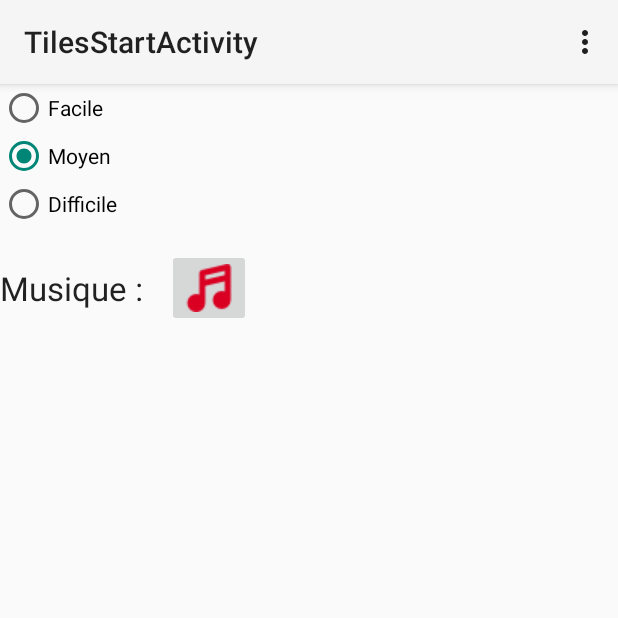
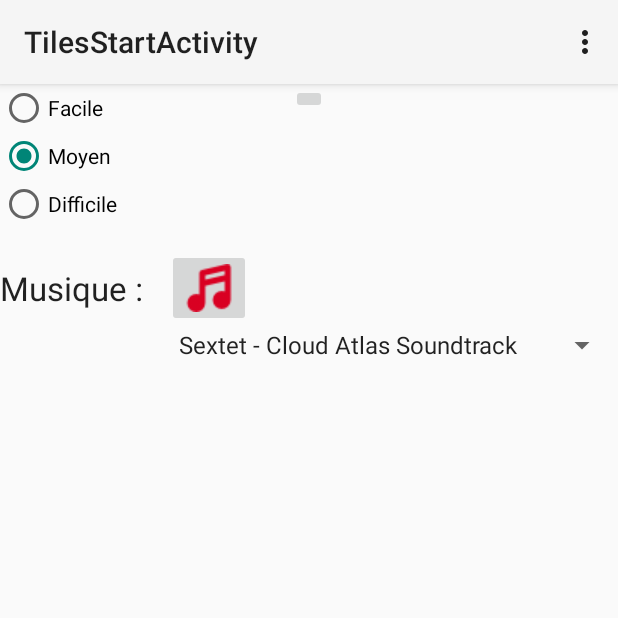
Before and after one commit to Jak-p/SuperPianoTiles, an Android app: the screen it shows after launch (TilesStartActivity), in the options menu, after a tap on "Settings", on a phone screen of 412 x 824 dp, the top half of it. Run offline under Robolectric (Android 15) with nearby library versions, the phone set to English and light mode, and no system bars.

Commit message:
ajout d'une playlist dans settings (pas entièrement finie)

```diff
--- a/app/src/main/java/fr/ups/sim/superpianotiles/TilesStartActivity.java
+++ b/app/src/main/java/fr/ups/sim/superpianotiles/TilesStartActivity.java
@@ -9,9 +9,10 @@ import android.view.Menu;
 import android.view.MenuItem;
 import android.view.MotionEvent;
 import android.view.View;
-import android.widget.Button;
+import android.widget.AdapterView;
 import android.widget.ImageButton;
 import android.widget.RadioGroup;
+import android.widget.Spinner;
 import android.widget.TextView;
 
 import java.util.Timer;
@@ -20,7 +21,6 @@ import java.util.TimerTask;
 import fr.ups.sim.superpianotiles.events.TileAdapter;
 import fr.ups.sim.superpianotiles.events.TileCounter;
 import fr.ups.sim.superpianotiles.events.TileEvent;
-import fr.ups.sim.superpianotiles.events.TileListener;
 
 public class TilesStartActivity extends Activity {
 
@@ -66,7 +66,7 @@ public class TilesStartActivity extends Activity {
     public void createGame(Difficulte difficulte) {
         setContentView(R.layout.activity_tiles_start);
 
-        music = MediaPlayer.create(this,R.raw.music);
+        music = MediaPlayer.create(this,R.raw.cloud_atlas);
         music.start();
         this.game = new PianoTiles();
         this.game.setDifficulte(difficulte);
@@ -209,12 +209,11 @@ public class TilesStartActivity extends Activity {
                 @Override
                 public void onClick(View v) {
 
-                    if(sound.getTag() == "music"){
+                    if (sound.getTag() == "music") {
                         music.pause();
                         sound.setImageResource(R.drawable.mute);
                         sound.setTag("mute");
-                    }
-                    else {
+                    } else {
                         music.start();
                         sound.setImageResource(R.drawable.music);
                         sound.setTag("music");
@@ -222,6 +221,37 @@ public class TilesStartActivity extends Activity {
                 }
             });
 
+            final Spinner playlist = (Spinner)findViewById(R.id.musicChoice);
+            playlist.setOnItemSelectedListener(new AdapterView.OnItemSelectedListener() {
+                @Override
+                public void onItemSelected(AdapterView<?> parent, View view, int position, long id) {
+                    music.stop();
+                    switch (playlist.getSelectedItem().toString()){
+                        case("Sextet - Cloud Atlas Soundtrack"):
+                            music = MediaPlayer.create(TilesStartActivity.this,R.raw.cloud_atlas);
+                            break;
+                        case("Let it Be - Beatles"):/* music.selectTrack(R.raw.beatles);*/
+                            music = MediaPlayer.create(TilesStartActivity.this,R.raw.beatles);
+                            break;
+                        case("Obstacles - Syd Matters"):/* music.selectTrack(R.raw.obstacles);*/
+                            music = MediaPlayer.create(TilesStartActivity.this,R.raw.obstacles);
+                            break;
+                        case("Lean On - Major Lazer ft. DJ Snake"):/* music.selectTrack(R.raw.lean_on);*/
+                            music = MediaPlayer.create(TilesStartActivity.this,R.raw.lean_on);
+                            break;
+                        case("See You Again - Wiz Khalifa"):/* music.selectTrack(R.raw.see_you_again);*/
+                            music = MediaPlayer.create(TilesStartActivity.this,R.raw.see_you_again);
+                            break;
+                        default : break;
+                    }
+                    music.start();
+                }
+
+                @Override
+                public void onNothingSelected(AdapterView<?> parent) {
+
+                }
+            });
             return true;
         }
 
--- a/app/src/main/res/layout/settingbis.xml
+++ b/app/src/main/res/layout/settingbis.xml
@@ -18,13 +18,19 @@
         android:layout_width="wrap_content"
         android:layout_height="wrap_content"
         android:id="@+id/sound"
-        android:tag="@string/music"
         android:src="@drawable/music"
         android:layout_toRightOf="@id/textView3"
         android:layout_marginTop="110dp"/>
 
     <!--android:src="@drawable/music"-->
 
+    <Spinner
+        android:layout_width="wrap_content"
+        android:layout_height="wrap_content"
+        android:id="@+id/musicChoice"
+        android:layout_below="@id/sound"
+        android:layout_toRightOf="@id/textView3"
+        android:entries="@array/music_array"/>
 
     <RadioGroup
         android:layout_width="wrap_content"
@@ -64,4 +70,12 @@
 
 </RadioGroup>
 
+    <ImageButton
+        android:layout_width="wrap_content"
+        android:layout_height="wrap_content"
+        android:id="@+id/imageButton"
+        android:layout_alignEnd="@id/view"
+        android:layout_centerHorizontal="true"
+        android:text="RETRY"/>
+
 </RelativeLayout>
--- a/app/src/main/res/values/strings.xml
+++ b/app/src/main/res/values/strings.xml
@@ -9,6 +9,14 @@
     <string name="hello_world">Hello world!</string>
     <string name="action_settings">Settings</string>
     <string name="game_over">GAME OVER !</string>
-    <string name="music">music</string>
-    <string name="mute">mute</string>
+
+
+    <string-array name="music_array">
+        <item>Sextet - Cloud Atlas Soundtrack</item>
+        <item>Let it Be - Beatles</item>
+        <item>Obstacles - Syd Matters</item>
+        <item>Lean On - Major Lazer ft. DJ Snake</item>
+        <item>See You Again - Wiz Khalifa</item>
+    </string-array>
+
 </resources>
```
Also changed, not shown: 6 other files.
